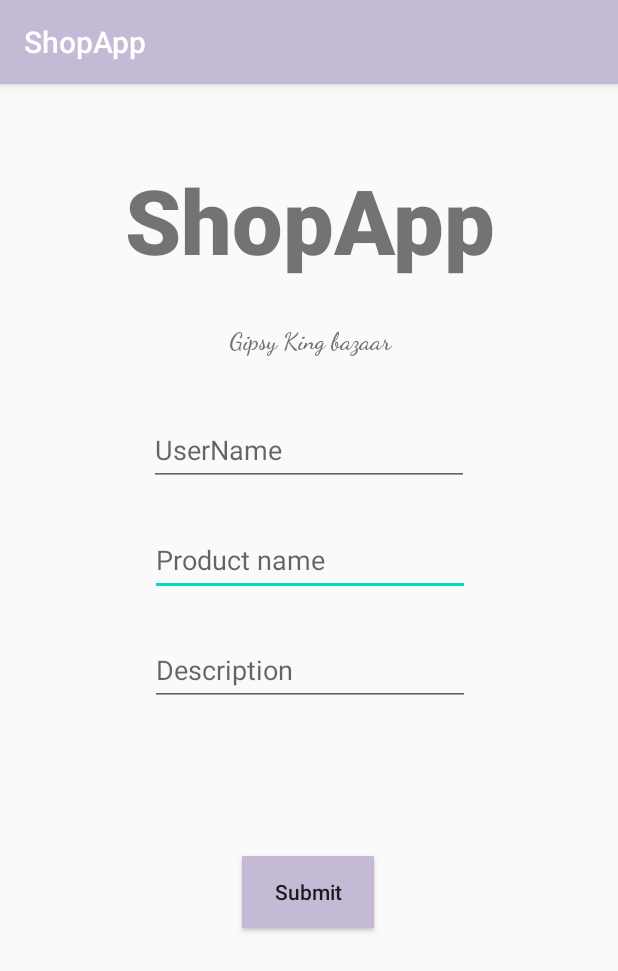
After one commit to JakubRoss/ShopApp, an Android app: the AddItemActivity screen opened directly, with no data from a screen before it, on a phone screen of 412 x 824 dp. The commit adds this screen. Shown: the top 971 px of the screen. Run offline under Robolectric (Android 15) with nearby library versions, the phone set to English and light mode, and no system bars; libraries missing offline, so code that uses them is left out: com.loopj.android, cz.msebera.android; 1 statement that could not run was skipped.

Commit message:
AddItemActivity + Working SharedPreferences

```diff
--- a/app/src/main/AndroidManifest.xml
+++ b/app/src/main/AndroidManifest.xml
@@ -15,6 +15,9 @@
         android:supportsRtl="true"
         android:theme="@style/Theme.ShopList"
         tools:targetApi="31">
+        <activity
+            android:name=".AddItemActivity"
+            android:exported="false" />
         <activity
             android:name=".ItemListActivity"
             android:exported="false" />
--- /dev/null
+++ b/app/src/main/java/com/example/shoplist/AddItemActivity.java
@@ -0,0 +1,95 @@
+package com.example.shoplist;
+
+import android.app.Activity;
+import android.content.DialogInterface;
+import android.content.Intent;
+import android.content.SharedPreferences;
+import android.support.v7.app.AlertDialog;
+import android.support.v7.app.AppCompatActivity;
+import android.os.Bundle;
+import android.view.View;
+import android.widget.Button;
+import android.widget.EditText;
+import android.widget.Toast;
+
+import com.loopj.android.http.AsyncHttpClient;
+import com.loopj.android.http.AsyncHttpResponseHandler;
+import com.loopj.android.http.RequestParams;
+
+import cz.msebera.android.httpclient.Header;
+
+public class AddItemActivity extends AppCompatActivity {
+
+
+    @Override
+    protected void onCreate(Bundle savedInstanceState) {
+        super.onCreate(savedInstanceState);
+        setContentView(R.layout.activity_add_item);
+
+        //SharedPreferences preferences = getSharedPreferences("userPrefernces", Activity.MODE_PRIVATE);
+        //String userId = preferences.getString("userId","0");
+        SharedPreferences sharedPreferences = getSharedPreferences("MySharedPref",MODE_PRIVATE);
+        String s1 = sharedPreferences.getString("userid", "");
+        EditText name = findViewById(R.id.editText_AddProductName);
+        EditText dsc = findViewById(R.id.editText_AddDescription);
+        //EditText login = findViewById(R.id.editText_UserAddItem);
+        Button submit = findViewById(R.id.button_AddSubmit);
+
+        AsyncHttpClient client = new AsyncHttpClient();
+
+
+        submit.setOnClickListener(new View.OnClickListener() {
+            @Override
+            public void onClick(View v) {
+                String productname = name.getText().toString();
+                String description = dsc.getText().toString();
+                //String username = login.getText().toString();
+
+                if(/*username.isEmpty() ||*/ productname.isEmpty()||description.isEmpty()){
+                    AlertDialog.Builder builder = new AlertDialog.Builder(AddItemActivity.this);
+                    builder.setTitle(R.string.Error)
+                            .setMessage(R.string.Empty)
+                            .setPositiveButton("ok", new DialogInterface.OnClickListener() {
+                                @Override
+                                public void onClick(DialogInterface dialog, int which) {
+
+                                }
+                            });
+                    AlertDialog dialog = builder.create();
+                    dialog.show();
+                }
+
+                else {
+                    String url="http://dev.imagit.pl/wsg_zaliczenie/api/item/add";
+                    RequestParams params = new RequestParams();
+                    params.put("user", s1);
+                    params.put("name",productname);
+                    params.put("desc",description);
+                    client.post(url, params, new AsyncHttpResponseHandler() {
+                        @Override
+                        public void onSuccess(int statusCode, Header[] headers, byte[] responseBody) {
+                            String response = new String(responseBody);
+                            if (response.equals("OK")){
+                                Toast.makeText(AddItemActivity.this,R.string.ItemAddedSuccessfully,Toast.LENGTH_LONG).show();
+                                Intent intent = new Intent(AddItemActivity.this,MainActivity.class);
+                                startActivity(intent);
+                            }
+                            else{
+                                Toast.makeText(AddItemActivity.this,R.string.Error,Toast.LENGTH_LONG).show();
+                            }
+
+                        }
+
+                        @Override
+                        public void onFailure(int statusCode, Header[] headers, byte[] responseBody, Throwable error) {
+
+                        }
+                    });
+                }
+
+
+            }
+        });
+
+    }
+}
--- /dev/null
+++ b/app/src/main/res/layout/activity_add_item.xml
@@ -0,0 +1,101 @@
+<?xml version="1.0" encoding="utf-8"?>
+<android.support.constraint.ConstraintLayout xmlns:android="http://schemas.android.com/apk/res/android"
+    xmlns:app="http://schemas.android.com/apk/res-auto"
+    xmlns:tools="http://schemas.android.com/tools"
+    android:layout_width="match_parent"
+    android:layout_height="match_parent"
+    tools:context=".AddItemActivity">
+
+    <Button
+        android:id="@+id/button_AddSubmit"
+        android:layout_width="wrap_content"
+        android:layout_height="wrap_content"
+        android:layout_marginTop="100dp"
+        android:background="@color/purple_500"
+        android:fontFamily="sans-serif-light"
+        android:text="@string/Submit"
+        android:textAlignment="center"
+        android:textAllCaps="false"
+        android:textStyle="bold"
+        app:layout_constraintEnd_toEndOf="parent"
+        app:layout_constraintHorizontal_bias="0.498"
+        app:layout_constraintStart_toStartOf="parent"
+        app:layout_constraintTop_toBottomOf="@+id/editText_AddDescription"
+        tools:targetApi="s" />
+
+    <EditText
+        android:id="@+id/editText_AddProductName"
+        android:layout_width="wrap_content"
+        android:layout_height="wrap_content"
+        android:layout_marginTop="25dp"
+        android:autofillHints=""
+        android:ems="10"
+        android:hint="@string/ProductName"
+        android:inputType="text"
+        android:minHeight="48dp"
+        app:layout_constraintEnd_toEndOf="parent"
+        app:layout_constraintHorizontal_bias="0.502"
+        app:layout_constraintStart_toStartOf="parent"
+        app:layout_constraintTop_toBottomOf="@+id/editText_UserAddItem"
+        tools:ignore="TextContrastCheck" />
+
+    <EditText
+        android:id="@+id/editText_AddDescription"
+        android:layout_width="wrap_content"
+        android:layout_height="wrap_content"
+        android:layout_marginTop="25dp"
+        android:autofillHints=""
+        android:ems="10"
+        android:hint="@string/Description"
+        android:inputType="text"
+        android:minHeight="48dp"
+        app:layout_constraintEnd_toEndOf="parent"
+        app:layout_constraintHorizontal_bias="0.502"
+        app:layout_constraintStart_toStartOf="parent"
+        app:layout_constraintTop_toBottomOf="@+id/editText_AddProductName"
+        tools:ignore="TextContrastCheck" />
+
+    <EditText
+        android:id="@+id/editText_UserAddItem"
+        android:layout_width="wrap_content"
+        android:layout_height="wrap_content"
+        android:layout_marginTop="25dp"
+        android:autofillHints=""
+        android:ems="10"
+        android:hint="@string/UserName"
+        android:inputType="textPersonName|text"
+        android:minHeight="48dp"
+        app:layout_constraintEnd_toEndOf="parent"
+        app:layout_constraintStart_toStartOf="parent"
+        app:layout_constraintTop_toBottomOf="@+id/textView_cygan4"
+        tools:ignore="TextContrastCheck" />
+
+    <TextView
+        android:id="@+id/textView_ShopApp4"
+        android:layout_width="269dp"
+        android:layout_height="86dp"
+        android:layout_marginTop="50dp"
+        android:fontFamily="sans-serif-medium"
+        android:text="@string/Shopp_App"
+        android:textAlignment="center"
+        android:textSize="60sp"
+        android:textStyle="bold"
+        app:layout_constraintEnd_toEndOf="parent"
+        app:layout_constraintStart_toStartOf="parent"
+        app:layout_constraintTop_toTopOf="parent" />
+
+    <TextView
+        android:id="@+id/textView_cygan4"
+        android:layout_width="234dp"
+        android:layout_height="33dp"
+        android:layout_marginTop="25dp"
+        android:fontFamily="cursive"
+        android:text="@string/Cygan"
+        android:textAlignment="center"
+        android:textSize="16sp"
+        android:textStyle="bold"
+        app:layout_constraintEnd_toEndOf="parent"
+        app:layout_constraintStart_toStartOf="parent"
+        app:layout_constraintTop_toBottomOf="@+id/textView_ShopApp4" />
+
+</android.support.constraint.ConstraintLayout>
--- a/app/src/main/res/values/strings.xml
+++ b/app/src/main/res/values/strings.xml
@@ -17,5 +17,8 @@
     <string name="itemlist">Item List</string>
     <string name="AddItem">Add Item</string>
     <string name="DeleteItem">Delete Item</string>
+    <string name="ProductName">Product name</string>
+    <string name="Description">Description</string>
+    <string name="ItemAddedSuccessfully">Item Added Successfully</string>
 
 </resources>
```
Also changed, not shown: app/src/main/java/com/example/shoplist/ItemListActivity.java (+6 -3 lines), app/src/main/java/com/example/shoplist/LogInActivity.java (+10 -4 lines), app/src/main/java/com/example/shoplist/MainActivity.java (+27 -0 lines), app/src/main/res/layout/activity_main.xml (+14 -0 lines).
